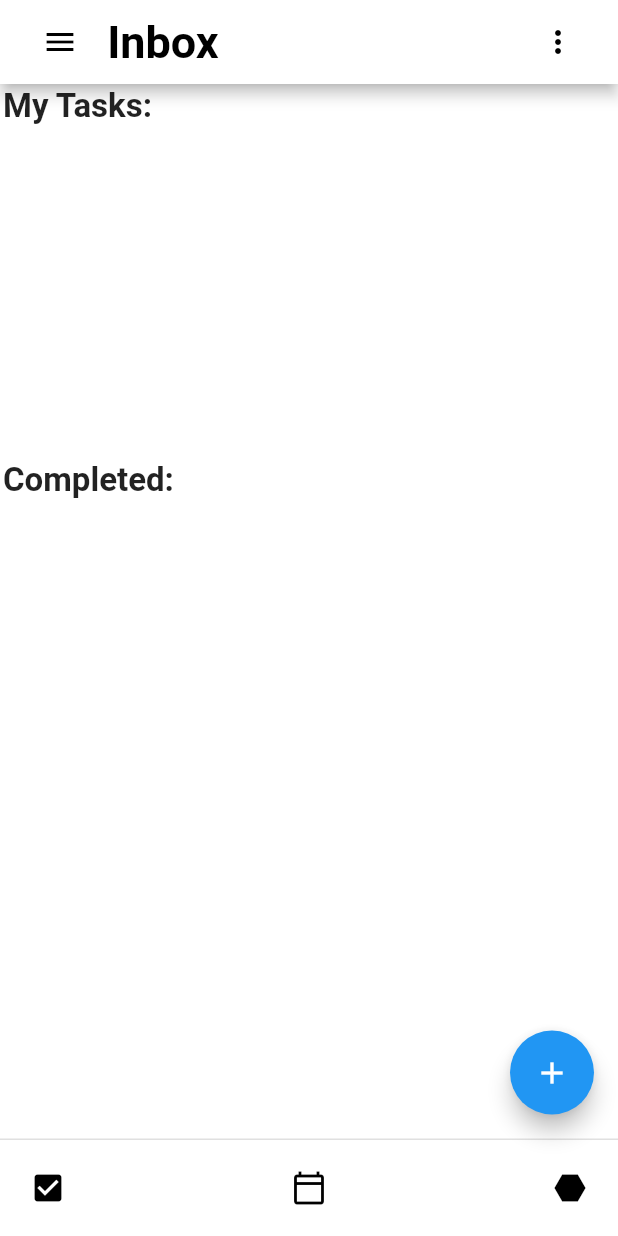
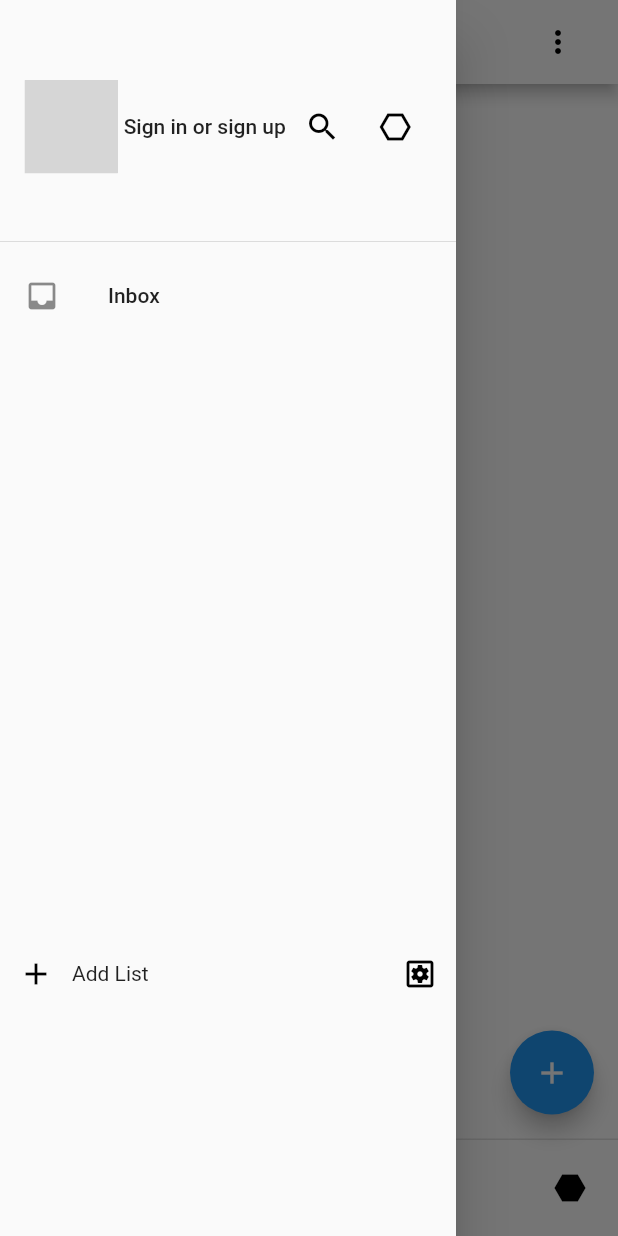
Before and after one commit to Lama1510/Project, a Flutter app: the screen it shows after launch, with the side drawer open (before the commit the screen has no drawer), on a phone screen of 412 x 824 dp. Run offline on Flutter 3.47's test engine with Material 2 defaults, Android fonts, the phone set to English and light mode, and no system bars; drawn by our look-alikes of flutter_profile_picture; our stand-ins replace fluttertoast; missing offline and left inert: drop_down_list; grey boxes are pictures that could not be loaded.

Commit message:
menue sid bar , catagory model

```diff
--- a/lib/main.dart
+++ b/lib/main.dart
@@ -1,20 +1,19 @@
 //import 'dart:ui';
 import 'package:flutter/material.dart';
 import 'package:intl/intl.dart';
+import 'package:project/views/container/side_menu.dart';
 import 'package:project/views/presentational/navbar.dart';
 import 'package:project/views/container/task_details.dart';
 import 'views/container/add_task.dart';
 import 'models/task.dart';
 
 void main() {
-  runApp(
-    MaterialApp(
+  runApp(MaterialApp(
     routes: {
-          '/' : (context) => MyHomePage(),
-          '/taskDetails' : (context) => TaskDetailsScreen(),
+      '/': (context) => MyHomePage(),
+      '/taskDetails': (context) => TaskDetailsScreen(),
     },
-      )
-  );
+  ));
 }
 
 class MyHomePage extends StatefulWidget {
@@ -32,22 +31,25 @@ class _MyHomePageState extends State<MyHomePage> {
       MyHomePage.tasks.add(task);
     });
   }
+
   String calculateDifference(DateTime date) {
-    String day="";
-    int i =0;
+    String day = "";
+    int i = 0;
     DateTime now = DateTime.now();
     //print(DateTime(date.year, date.month, date.day).difference(DateTime(now.year, now.month, now.day)).inDays);
-    try{
-      i=DateTime(date.year, date.month, date.day).difference(DateTime(now.year, now.month, now.day)).inDays;
-      if(i==0){
-        day="Today";
-      }else if(i==1){
-        day="Tomorrow";
-      }else{
-        day="";
+    try {
+      i = DateTime(date.year, date.month, date.day)
+          .difference(DateTime(now.year, now.month, now.day))
+          .inDays;
+      if (i == 0) {
+        day = "Today";
+      } else if (i == 1) {
+        day = "Tomorrow";
+      } else {
+        day = "";
       }
-    }catch(e){
-      i=2;
+    } catch (e) {
+      i = 2;
     }
     return day;
   }
@@ -58,11 +60,9 @@ class _MyHomePageState extends State<MyHomePage> {
     // final today = DateTime(now.year, now.month, now.day);
     // final tomorrow = DateTime(now.year, now.month, now.day + 1);
     return Scaffold(
+      drawer: NavDrawer(),
       backgroundColor: Colors.white,
-      appBar: AppBar(
-        backgroundColor: Colors.white,
-        title: navbar()
-      ),
+      appBar: AppBar(backgroundColor: Colors.white, title: navbar() ),
       // double height =MediaQuery.of(context).size.height *0.9;
       body: ListView(
         children: [
@@ -84,10 +84,10 @@ class _MyHomePageState extends State<MyHomePage> {
                         itemCount: MyHomePage.tasks.length,
                         itemBuilder: (context, index) => GestureDetector(
                             onTap: () {
-                            Navigator.of(context).pushNamed('/taskDetails', arguments: index
-                            );
+                              Navigator.of(context)
+                                  .pushNamed('/taskDetails', arguments: index);
                             },
-                          child : Row(
+                            child: Row(
                               mainAxisAlignment: MainAxisAlignment.spaceBetween,
                               children: [
                                 Column(
@@ -100,12 +100,15 @@ class _MyHomePageState extends State<MyHomePage> {
                                             onPressed: () {
                                               setState(() {
                                                 //tasks[index].state="c";
-                                          _completedTasks.add(MyHomePage.tasks[index]);
+                                                _completedTasks.add(
+                                                    MyHomePage.tasks[index]);
                                                 //print(tasks[index].state);
-                                          MyHomePage.tasks.remove(MyHomePage.tasks[index]);
+                                                MyHomePage.tasks.remove(
+                                                    MyHomePage.tasks[index]);
                                               });
                                             },
-                                      icon: Icon(Icons.check_box_outline_blank)),
+                                            icon: Icon(
+                                                Icons.check_box_outline_blank)),
                                         //icon:Icon(tasks[index].state !="c" ? Icons.check_box_outline_blank : null)),
                                         Text(MyHomePage.tasks[index].title),
                                         //Text(tasks[index].state !="c" ? tasks[index].title : ""),
@@ -115,15 +118,15 @@ class _MyHomePageState extends State<MyHomePage> {
                                 ),
                                 Column(
                                   children: [
-                                    Text(MyHomePage.tasks[index].date != null ?
-                                    calculateDifference(MyHomePage.tasks[index].date).toString()
-                                    : ""
-                                    )
+                                    Text(MyHomePage.tasks[index].date != null
+                                        ? calculateDifference(
+                                                MyHomePage.tasks[index].date)
+                                            .toString()
+                                        : "")
                                   ],
                                 )
                               ],
-                            ))
-                            ),
+                            ))),
                   )
                 ],
               )),
@@ -148,15 +151,12 @@ class _MyHomePageState extends State<MyHomePage> {
                                   mainAxisAlignment: MainAxisAlignment.start,
                                   children: [
                                     IconButton(
-                              onPressed: (){},
-                              icon: Icon(Icons.check_box)
-                              ),
+                                        onPressed: () {},
+                                        icon: Icon(Icons.check_box)),
                                     Text(_completedTasks[index].title),
                                     //Text(tasks[index].state =="c" ? _completedTasks[index].title : "")
                                   ],
-                        )
-                        )
-                      )
+                                )))
                   ]))
         ],
       ),
--- /dev/null
+++ b/lib/models/catagory.dart
@@ -0,0 +1,10 @@
+import 'task.dart';
+
+class Catagory  {
+
+  String ?catagory_title ;
+  List<Task>? tasks ;
+
+  Catagory( { this.catagory_title , this.tasks});
+
+}
--- a/lib/models/task.dart
+++ b/lib/models/task.dart
@@ -4,11 +4,11 @@ class Task {
   String title;
   DateTime  date = DateTime(2017, 9, 7);
   String   ? state;
-  String ?  category;
+ // String ?  category;
 List<SubTask> subTasks =[] ;
 
   //construcror:
-  Task({required this.title, this.category,  required this.date });
+  Task({required this.title,  required this.date });
   //Task({required this.title, required this.state , required this.category, this.date});
 
 //   getters and setters :
--- /dev/null
+++ b/lib/views/container/side_menu.dart
@@ -0,0 +1,120 @@
+import 'package:flutter/material.dart';
+import 'package:flutter_profile_picture/flutter_profile_picture.dart';
+import 'package:project/models/catagory.dart';
+
+
+class NavDrawer extends StatefulWidget {
+  const NavDrawer({super.key});
+
+  @override
+  State<NavDrawer> createState() => _NavDrawerState();
+}
+
+class _NavDrawerState extends State<NavDrawer> {
+   static List<Catagory> catagorys =[];
+  TextEditingController catagoryController =TextEditingController();
+
+  _showDaialog ( context){
+    showDialog(context: context,
+     builder:(context) => AlertDialog(
+      content: TextField(
+        decoration: const InputDecoration(
+                    labelText: "List Name ",
+
+                  ),
+                  controller:catagoryController,
+                  keyboardType: TextInputType.text,
+                  textInputAction: TextInputAction.next,
+
+      ),
+      actions: [
+           IconButton(onPressed: (){
+            setState(() {
+               catagorys.add(Catagory(catagory_title: catagoryController.text));
+               catagoryController.clear();
+             Navigator.of(context).pop();
+            });
+            }, icon:Icon( Icons.send)),
+          ],
+     ),
+     );
+
+  }
+  @override
+  Widget build(BuildContext context) {
+    return Drawer(
+      child: ListView(
+        padding: EdgeInsets.zero,
+        children: <Widget>[
+          DrawerHeader(
+            child:
+            Row(
+              mainAxisAlignment: MainAxisAlignment.spaceEvenly,
+              children: [
+                ProfilePicture(
+                  name: 'LAMA AYAYDAH',
+                  radius: 31,
+                  fontsize: 21,
+                  random: true,
+
+                               ),
+                               Text(" Sign in or sign up"),
+                               IconButton(onPressed: (){}, icon: Icon(Icons.search , color: Colors.black,)),
+                                IconButton(onPressed: (){}, icon: Icon(Icons.hexagon_outlined , color: Colors.black,)),
+              ],
+            )
+
+          ),
+          ListTile(
+
+            leading: Icon(Icons.inbox),
+            title: Text('Inbox'),
+            onTap: () => {},
+          ),
+          SizedBox(
+            height: 400,
+            child: Expanded(child:
+            ListView.builder(
+              itemCount: catagorys.length,
+
+              itemBuilder: (context, index) =>ListTile(
+              leading: Icon(Icons.menu_rounded),
+              title: Text("${catagorys[index].catagory_title}"),
+              onTap: () => {},
+
+            )
+            )
+            ),
+          ),
+
+
+          Row(
+            children: [
+              Expanded(child:  Align(
+              alignment: Alignment.bottomLeft,
+              child: Row(
+                mainAxisAlignment: MainAxisAlignment.spaceBetween,
+                children: [
+                  Row(
+                    children: [
+                      IconButton(onPressed: (){
+                        _showDaialog(context);
+                      }, icon: Icon(Icons.add , color: Colors.black,)),
+                      Text("Add List ")
+                    ],
+
+                  ),
+                   IconButton(onPressed: (){}, icon: Icon(Icons.settings_applications_outlined, color: Colors.black,)),
+                ],
+              ),
+        ),),
+            ],
+          )
+        ],
+
+
+      ),
+
+    );
+  }
+}
--- a/lib/views/presentational/navbar.dart
+++ b/lib/views/presentational/navbar.dart
@@ -11,11 +11,11 @@ class navbar extends StatelessWidget {
             Row(
               children: [
                 // menue icon
-                IconButton(
-                  onPressed: () {},
-                  icon: Icon(Icons.menu),
-                  color: Colors.black,
-                ),
+                // IconButton(
+                //   onPressed: () {},
+                //   icon: Icon(Icons.menu),
+                //   color: Colors.black,
+                // ),
                 // title 'inbox'
                 const Text(
                   " Inbox",
```
Also changed, not shown: lib/addSubtask.dart (deleted, +0 -111 lines), lib/views/container/add_task.dart (+16 -0 lines). Lines whose indentation alone changed are shown as unchanged.
